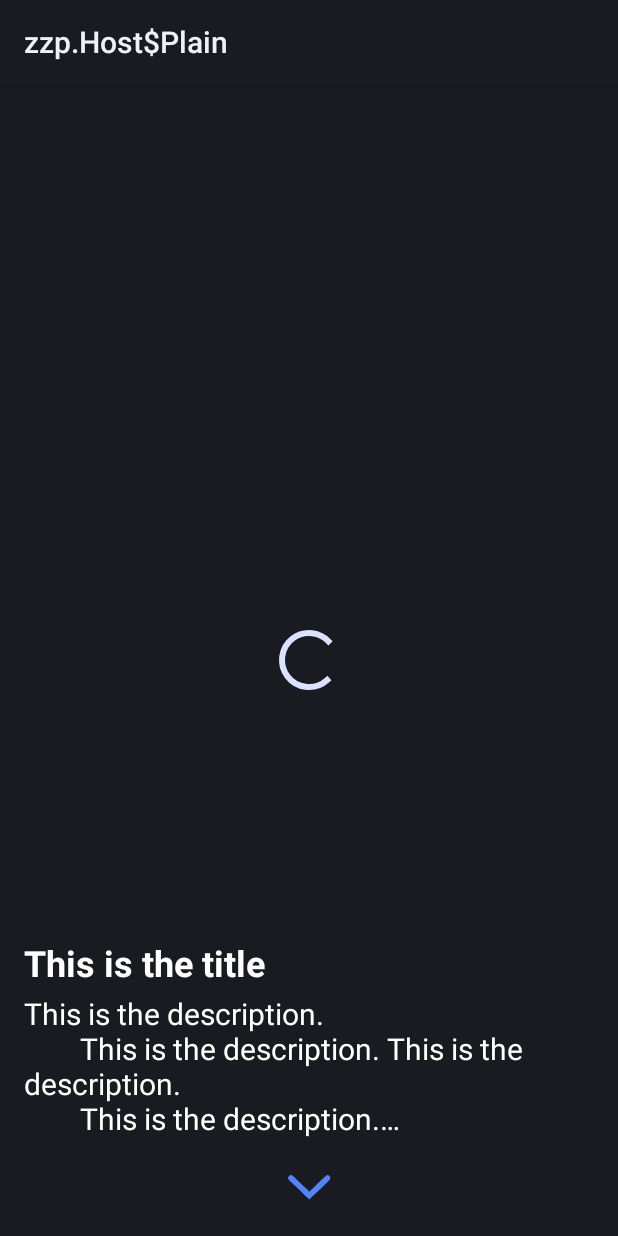
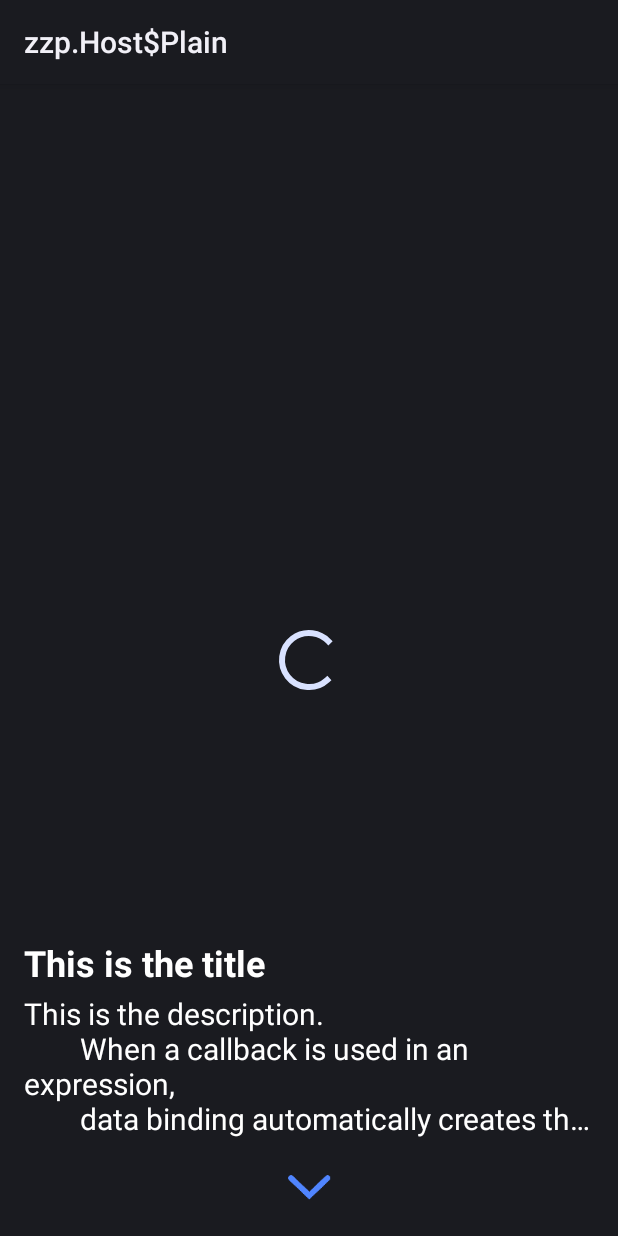
Before and after one commit to BraveDroid/Hooked, an Android app: the fragment CoverScreenFragment shown on its own in the app's theme, on a phone screen of 412 x 824 dp. Run offline under Robolectric (Android 15) with nearby library versions, the phone set to English and light mode, and no system bars; our stand-ins replace data binding; libraries missing offline, so code that uses them is left out: androidx.databinding.library; 3 statements that could not run were skipped.

Commit message:
wip setup the DI

```diff
--- a/buildSrc/src/main/java/Dependencies.kt
+++ b/buildSrc/src/main/java/Dependencies.kt
@@ -45,7 +45,7 @@ object Dependencies {
     //architecture component
     val android_arch_lifecycle = "android.arch.lifecycle:extensions:${Versions.lifecycle_version}"
     val android_arch_lifecycle_viewmodel = "android.arch.lifecycle:viewmodel:${Versions.lifecycle_version}"
-    val android_arch_lifecycle_livedata = "android.arch.lifecycle:livedata:${Versions.lifecycle_version}"
+//    val android_arch_lifecycle_livedata = "android.arch.lifecycle:livedata:${Versions.lifecycle_version}"
     val android_arch_lifecycle_runtime = "android.arch.lifecycle:runtime:${Versions.lifecycle_version}"
     val android_arch_lifecycle_common_java8 = "android.arch.lifecycle:common-java8:${Versions.lifecycle_version}"
     val android_arch_lifecycle_reactivestreams = "android.arch.lifecycle:reactivestreams:${Versions.lifecycle_version}"
@@ -55,6 +55,9 @@ object Dependencies {
     val appcompat = "androidx.appcompat:appcompat:1.0.0"
     val core_ktx = "androidx.core:core-ktx:1.0.0"
     val constraint_layout = "androidx.constraintlayout:constraintlayout:${Versions.constraint_layout}"
+    val android_arch_lifecycle_livedata = "androidx.lifecycle:lifecycle-livedata:2.0.0-rc01"
+
+
     //UI
     val glide = "com.github.bumptech.glide:glide:${Versions.glide}"
     val glide_compiler = "com.github.bumptech.glide:compiler:${Versions.glide}"
--- a/data_access/build.gradle
+++ b/data_access/build.gradle
@@ -25,7 +25,9 @@ android {
 
 dependencies {
     implementation Dependencies.kotlin_stdlib
+
     implementation Dependencies.gson
+    implementation Dependencies.android_arch_lifecycle_livedata
 
     testImplementation Dependencies.junit
 
--- a/data_access/src/main/java/com/bravedroid/data/repository/RepositroyImpl.kt
+++ /dev/null
@@ -1 +0,0 @@
-package com.bravedroid.data.repository
--- a/domain/src/main/java/com/bravedroid/domain/Story.java
+++ /dev/null
@@ -1,4 +0,0 @@
-package com.bravedroid.domain;
-
-public class Story {
-}
--- a/presentation/build.gradle
+++ b/presentation/build.gradle
@@ -36,6 +36,8 @@ dependencies {
     implementation Dependencies.glide
     annotationProcessor Dependencies.glide_compiler
 
+    implementation Dependencies.android_arch_lifecycle_livedata
+
     testImplementation Dependencies.junit
 
     androidTestImplementation Dependencies.android_test_runner
--- a/presentation/src/main/java/com/bravedroid/presentation/reader/CoverScreenVM.kt
+++ b/presentation/src/main/java/com/bravedroid/presentation/reader/CoverScreenVM.kt
@@ -1,6 +1,7 @@
 package com.bravedroid.presentation.reader
 
 import android.graphics.drawable.Drawable
+import android.util.Log
 import androidx.databinding.BaseObservable
 import androidx.databinding.Bindable
 import androidx.databinding.library.baseAdapters.BR
@@ -10,6 +11,7 @@ import com.bumptech.glide.request.RequestListener
 import com.bumptech.glide.request.target.Target
 
 class CoverScreenVM : BaseObservable() {
+//    val reader: Reader= Reader()
 
     @get:Bindable
     var title = "This is the title"
@@ -20,13 +22,12 @@ class CoverScreenVM : BaseObservable() {
 
     @get:Bindable
     var description = """This is the description.
-        This is the description. This is the description.
-        This is the description.
-        This is the description.
-        This is the description.
-        This is the description.
-        This is the description.
-        This is the description.
+        When a callback is used in an expression,
+        data binding automatically creates the necessary listener
+        and registers it for the event. When the view fires the event,
+         data binding evaluates the given expression.
+         As in regular binding expressions, you still get null and thread
+         safety of data binding while these listener expressions are being evaluated.
     """
         set(value) {
             field = value
@@ -48,7 +49,9 @@ class CoverScreenVM : BaseObservable() {
             notifyPropertyChanged(BR.imageCoverVisible)
         }
 
-    fun onArrowButtonClick() {}
+    fun onArrowButtonClick() {
+        Log.v("TAG", "onArrowButtonClick")
+    }
 
 
     fun getRequestListener(): RequestListener<Drawable> {
--- a/presentation/src/main/res/layout/layout_cover_screen_fragment.xml
+++ b/presentation/src/main/res/layout/layout_cover_screen_fragment.xml
@@ -78,6 +78,8 @@
                 android:src="@drawable/ic_arrow_blue_down"
                 app:layout_constraintBottom_toBottomOf="parent"
                 app:layout_constraintEnd_toEndOf="parent"
-                app:layout_constraintStart_toStartOf="parent"/>
+                app:layout_constraintStart_toStartOf="parent"
+                android:onClick="@{() -> vm.onArrowButtonClick()}"/>
+
     </androidx.constraintlayout.widget.ConstraintLayout>
 </layout>
--- a/use_cases/build.gradle
+++ b/use_cases/build.gradle
@@ -28,6 +28,8 @@ android {
 dependencies {
     implementation Dependencies.kotlin_stdlib
 
+    implementation Dependencies.android_arch_lifecycle_livedata
+
     testImplementation Dependencies.junit
 
     androidTestImplementation Dependencies.android_test_runner
--- a/use_cases/src/main/java/com/bravedroid/usecases/repository/Repository.kt
+++ b/use_cases/src/main/java/com/bravedroid/usecases/repository/Repository.kt
@@ -1,4 +1,10 @@
 package com.bravedroid.usecases.repository
 
+import androidx.lifecycle.LiveData
+import com.bravedroid.domain.Message
+import com.bravedroid.domain.Story
+
 interface Repository {
+    fun getStory(): LiveData<Story>
+    fun getMessageListByStory(storyId: Int): LiveData<List<Message>>
 }
```
Also changed, not shown: app/src/main/java/com/bravedroid/hooked/main/HookedApp.kt (+9 -1 lines), app/src/main/java/com/bravedroid/hooked/main/MainActivity.kt (added, +12 -0 lines), data_access/src/main/java/com/bravedroid/data/repository/RepositoryImpl.kt (added, +39 -0 lines), domain/build.gradle (+5 -3 lines), domain/src/main/java/com/bravedroid/domain/Message.kt (added, +8 -0 lines), domain/src/main/java/com/bravedroid/domain/Story.kt (added, +8 -0 lines), presentation/src/main/java/com/bravedroid/presentation/reader/ReaderScreenFragment.kt (added, +24 -0 lines), presentation/src/main/java/com/bravedroid/presentation/reader/ReaderScreenVM.kt (added, +8 -0 lines), presentation/src/main/res/layout/layout_reader_screen_fragment.xml (added, +19 -0 lines), use_cases/src/main/java/com/bravedroid/usecases/reader/Reader.kt (added, +11 -0 lines).
